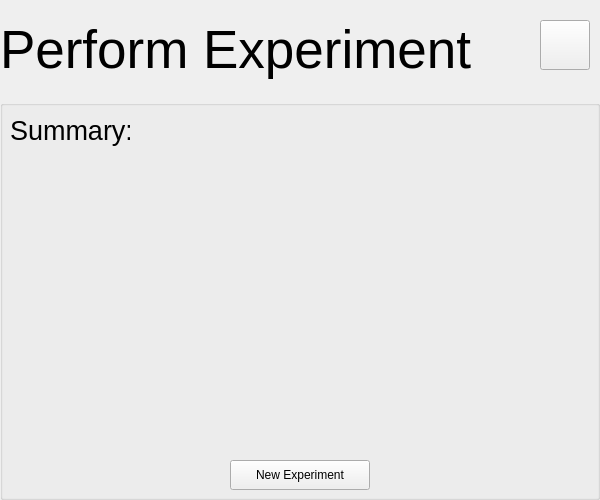
The window that vimmsVisualisedGUI/ExperimentPage.ui (Adam-Tem/vimmsVisualised) describes before a commit, drawn with Qt 5.
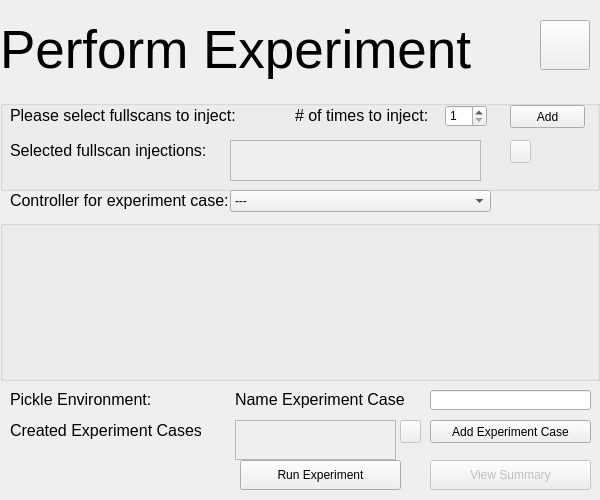
The same window after the commit.

Commit message: Amidst the minefield of assignments, I have managed to add a nice little undo button for the experiment list fields.

```diff
--- a/vimmsVisualisedGUI/ExperimentPage.ui
+++ b/vimmsVisualisedGUI/ExperimentPage.ui
@@ -147,7 +147,7 @@
      <rect>
       <x>230</x>
       <y>40</y>
-      <width>351</width>
+      <width>251</width>
       <height>41</height>
      </rect>
     </property>
@@ -180,7 +180,7 @@
       <rect>
        <x>0</x>
        <y>0</y>
-       <width>349</width>
+       <width>249</width>
        <height>39</height>
       </rect>
      </property>
@@ -205,6 +205,22 @@
      </widget>
     </widget>
    </widget>
+   <widget class="QPushButton" name="InjectionUndoButton">
+    <property name="enabled">
+     <bool>false</bool>
+    </property>
+    <property name="geometry">
+     <rect>
+      <x>510</x>
+      <y>40</y>
+      <width>21</width>
+      <height>23</height>
+     </rect>
+    </property>
+    <property name="text">
+     <string/>
+    </property>
+   </widget>
   </widget>
   <widget class="QLabel" name="ControllerSelectLabel">
    <property name="geometry">
@@ -304,7 +320,7 @@
     <rect>
      <x>235</x>
      <y>420</y>
-     <width>171</width>
+     <width>161</width>
      <height>40</height>
     </rect>
    </property>
@@ -337,7 +353,7 @@
      <rect>
       <x>0</x>
       <y>0</y>
-      <width>169</width>
+      <width>159</width>
       <height>38</height>
      </rect>
     </property>
@@ -434,7 +450,7 @@
    <property name="geometry">
     <rect>
      <x>0</x>
-     <y>100</y>
+     <y>600</y>
      <width>600</width>
      <height>400</height>
     </rect>
@@ -468,21 +484,27 @@
      <rect>
       <x>20</x>
       <y>60</y>
-      <width>560</width>
+      <width>280</width>
       <height>280</height>
      </rect>
     </property>
     <property name="font">
      <font>
-      <pointsize>12</pointsize>
+      <pointsize>9</pointsize>
      </font>
     </property>
     <property name="text">
      <string/>
     </property>
+    <property name="textFormat">
+     <enum>Qt::PlainText</enum>
+    </property>
     <property name="alignment">
      <set>Qt::AlignLeading|Qt::AlignLeft|Qt::AlignTop</set>
     </property>
+    <property name="wordWrap">
+     <bool>true</bool>
+    </property>
    </widget>
    <widget class="QPushButton" name="NewExperimentButton">
     <property name="geometry">
@@ -514,6 +536,22 @@
     <string>View Summary</string>
    </property>
   </widget>
+  <widget class="QPushButton" name="CaseUndoButton">
+   <property name="enabled">
+    <bool>false</bool>
+   </property>
+   <property name="geometry">
+    <rect>
+     <x>400</x>
+     <y>420</y>
+     <width>21</width>
+     <height>23</height>
+    </rect>
+   </property>
+   <property name="text">
+    <string/>
+   </property>
+  </widget>
   <zorder>VisualiseTitleLabel</zorder>
   <zorder>ExperimentHomeButton</zorder>
   <zorder>FullscanGroupBox</zorder>
```
Left out of the diff: 14 changed lines with no effect on the pictures. The commit also changes 21 other files.
